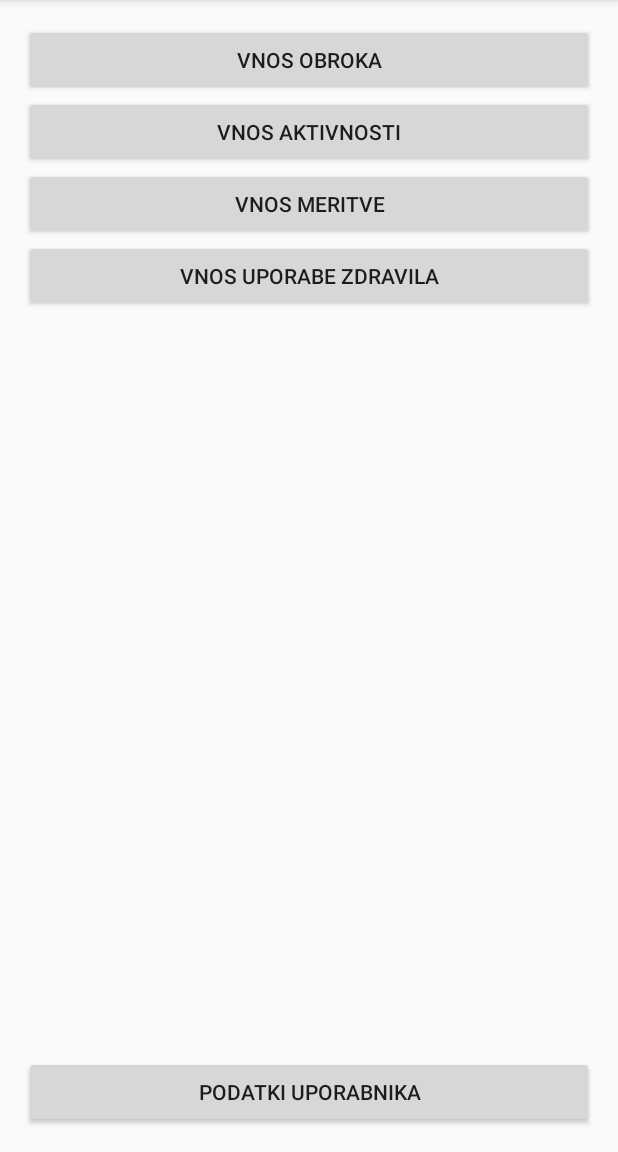
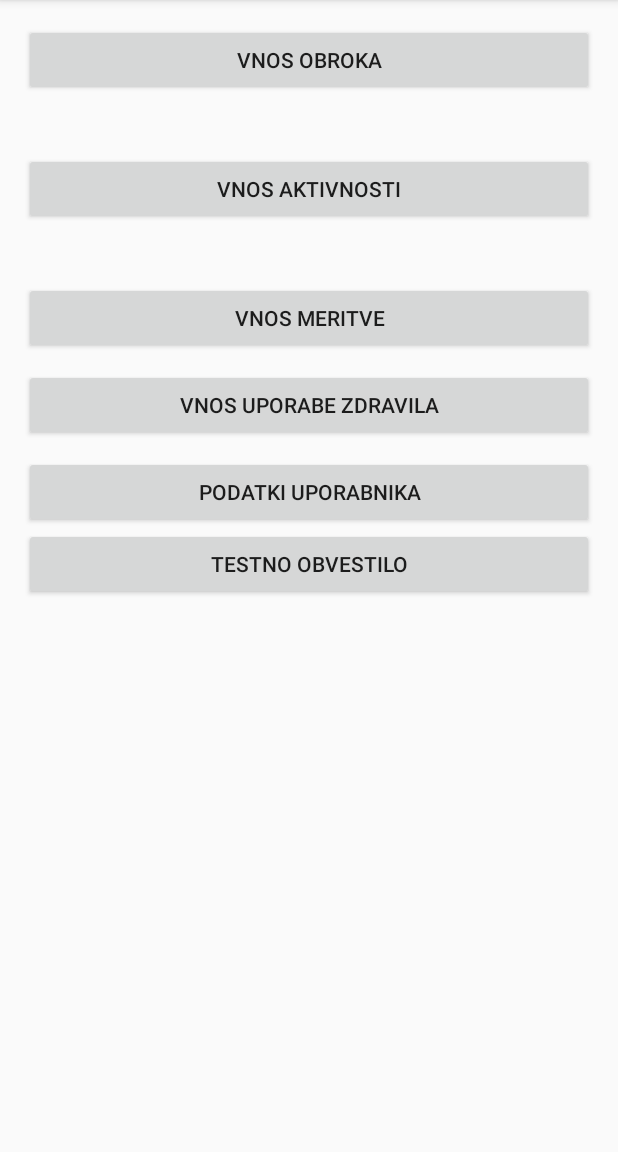
Before and after one commit to nixzoor/GlucoWatch, an Android app: the screen it shows after launch (MainActivity), on a phone screen of 412 x 824 dp, the part 84-1236 px from its top. Run offline under Robolectric (Android 15) with nearby library versions, the phone set to English and light mode, and no system bars.

Commit message:
Modified main activity

```diff
--- a/mobile/src/main/res/layout/activity_main.xml
+++ b/mobile/src/main/res/layout/activity_main.xml
@@ -1,4 +1,4 @@
-<RelativeLayout xmlns:android="http://schemas.android.com/apk/res/android"
+<LinearLayout xmlns:android="http://schemas.android.com/apk/res/android"
     xmlns:tools="http://schemas.android.com/tools" android:layout_width="match_parent"
     android:layout_height="match_parent" android:paddingLeft="@dimen/activity_horizontal_margin"
     android:paddingRight="@dimen/activity_horizontal_margin"
@@ -11,29 +11,25 @@
         android:layout_height="wrap_content"
         android:text="Vnos obroka"
         android:id="@+id/Btn_obrok"
-        android:onClick="activityDodajObrok"
-        android:layout_alignParentTop="true"
-        android:layout_centerHorizontal="true" />
+        android:onClick="activityDodajObrok" />
 
     <Button
         android:layout_width="fill_parent"
         android:layout_height="wrap_content"
         android:text="Vnos aktivnosti"
         android:id="@+id/Btn_aktivnost"
+        android:layout_marginTop="38dp"
         android:onClick="activityDodajAktivnost"
-        android:layout_below="@+id/Btn_obrok"
-        android:layout_alignParentLeft="true"
-        android:layout_alignParentStart="true" />
+ />
 
     <Button
         android:layout_width="fill_parent"
         android:layout_height="wrap_content"
         android:text="Vnos meritve"
         android:id="@+id/btnDodajMeritve"
+        android:layout_marginTop="38dp"
         android:onClick="activityDodajMeritev"
-        android:layout_below="@+id/Btn_aktivnost"
-        android:layout_alignParentLeft="true"
-        android:layout_alignParentStart="true" />
+ />
 
     <Button
         android:layout_width="fill_parent"
@@ -41,9 +37,8 @@
         android:text="Vnos Uporabe zdravila"
         android:id="@+id/btnVnosZdravila"
         android:onClick="activityDodajVnosZdravila"
-        android:layout_below="@+id/btnDodajMeritve"
-        android:layout_alignParentLeft="true"
-        android:layout_alignParentStart="true" />
+        android:layout_marginTop="10dp"
+ />
 
     <Button
         android:layout_width="fill_parent"
@@ -53,8 +48,14 @@
         android:onClick="activityPodatkiUporabnika"
 
 
-        android:layout_alignParentBottom="true"
-        android:layout_alignParentLeft="true"
-        android:layout_alignParentStart="true" />
+        android:layout_marginTop="10dp"
+ />
 
-</RelativeLayout>
+    <Button
+        android:layout_width="fill_parent"
+        android:layout_height="wrap_content"
+        android:text="testno obvestilo"
+        android:id="@+id/notificationBtn"
+        android:layout_centerHorizontal="true" />
+
+</LinearLayout>
```
